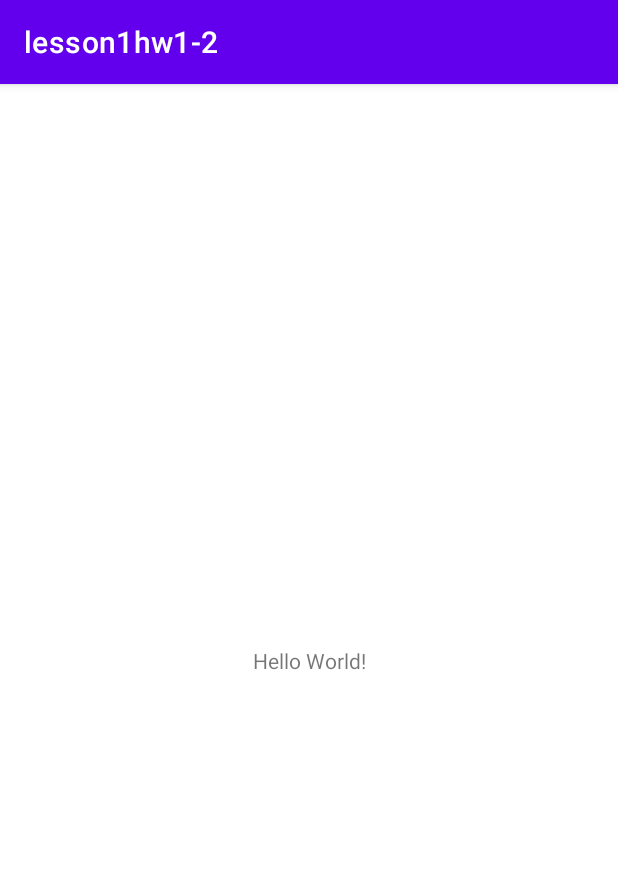
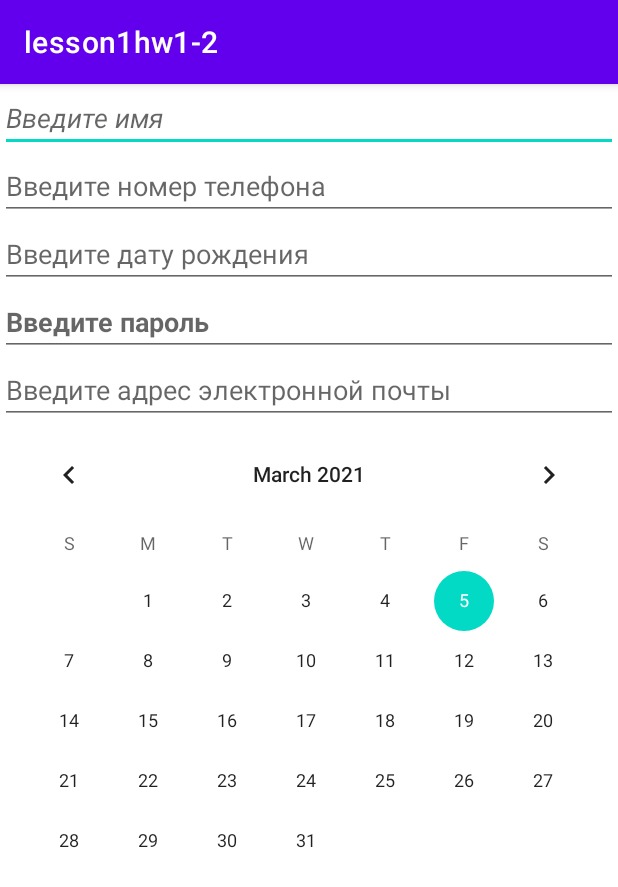
Before and after one commit to SabinaSolveig/lesson1hw1-2, an Android app: the screen it shows after launch (MainActivity), on a phone screen of 412 x 824 dp. Shown: the top 887 px of the screen. Run offline under Robolectric (Android 15) with nearby library versions, the phone set to English and light mode, and no system bars.

Commit message:
Элементы editText с CalendarView

```diff
--- a/app/src/main/res/layout/activity_main.xml
+++ b/app/src/main/res/layout/activity_main.xml
@@ -1,18 +1,59 @@
 <?xml version="1.0" encoding="utf-8"?>
-<androidx.constraintlayout.widget.ConstraintLayout xmlns:android="http://schemas.android.com/apk/res/android"
-    xmlns:app="http://schemas.android.com/apk/res-auto"
+<LinearLayout
+    xmlns:android="http://schemas.android.com/apk/res/android"
     xmlns:tools="http://schemas.android.com/tools"
-    android:layout_width="match_parent"
+    android:orientation="vertical"
     android:layout_height="match_parent"
-    tools:context=".MainActivity">
+    android:layout_width="match_parent">
 
-    <TextView
-        android:layout_width="wrap_content"
+    <EditText
+        android:id="@+id/editText2"
+        android:layout_width="match_parent"
         android:layout_height="wrap_content"
-        android:text="Hello World!"
-        app:layout_constraintBottom_toBottomOf="parent"
-        app:layout_constraintLeft_toLeftOf="parent"
-        app:layout_constraintRight_toRightOf="parent"
-        app:layout_constraintTop_toTopOf="parent" />
+        android:ems="10"
+        android:hint="Введите имя"
+        android:inputType="textPersonName"
+        android:textStyle="italic"/>
 
-</androidx.constraintlayout.widget.ConstraintLayout>
+    <EditText
+        android:id="@+id/editTextPhone"
+        android:layout_width="match_parent"
+        android:layout_height="wrap_content"
+        android:ems="10"
+        android:hint="Введите номер телефона"
+        android:inputType="phone" />
+
+    <EditText
+        android:id="@+id/editTextNumber"
+        android:layout_width="match_parent"
+        android:layout_height="wrap_content"
+        android:ems="10"
+        android:hint="Введите дату рождения"
+        android:inputType="number" />
+
+    <EditText
+        android:id="@+id/editTextTextPassword"
+        android:layout_width="match_parent"
+        android:layout_height="wrap_content"
+        android:ems="10"
+        android:hint="Введите пароль"
+        android:inputType="textPassword"
+        android:textStyle="bold"/>
+
+    <EditText
+        android:id="@+id/editTextTextEmailAddress"
+        android:layout_width="match_parent"
+        android:layout_height="wrap_content"
+        android:ems="10"
+        android:hint="Введите адрес электронной почты"
+        android:inputType="textEmailAddress" />
+
+    <CalendarView
+        android:id="@+id/calendarView"
+        android:layout_width="match_parent"
+        android:layout_height="364dp"
+        tools:layout_editor_absoluteX="37dp"
+        tools:layout_editor_absoluteY="85dp" />
+
+
+</LinearLayout>
```
